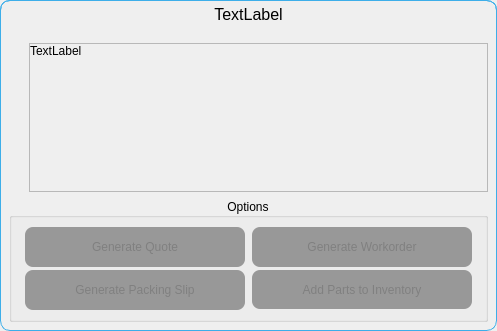
The window that ui/generate_quote_dialog.ui (TheCodingJsoftware/Invigo) describes before a commit, drawn with Qt 5.
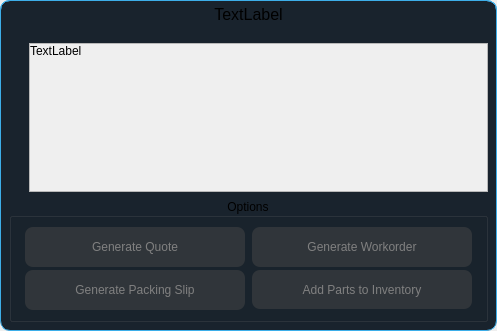
The same window after the commit.

What changed in the file:
```diff
--- a/ui/generate_quote_dialog.ui
+++ b/ui/generate_quote_dialog.ui
@@ -44,6 +44,7 @@
 	border-top-right-radius:10px;
 	border-bottom-right-radius:10px;
 	border: 1px solid  #3daee9;
+	background-color: #19232D;
 }</string>
      </property>
      <layout class="QVBoxLayout" name="verticalLayout_3" stretch="0,0">
```
